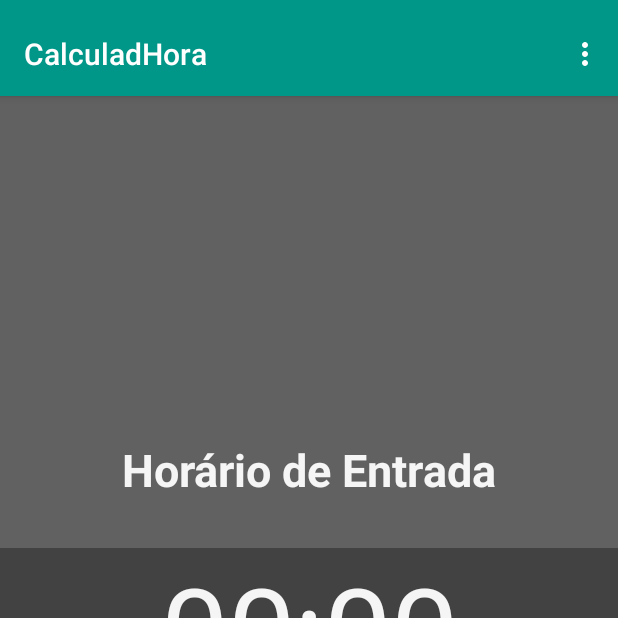
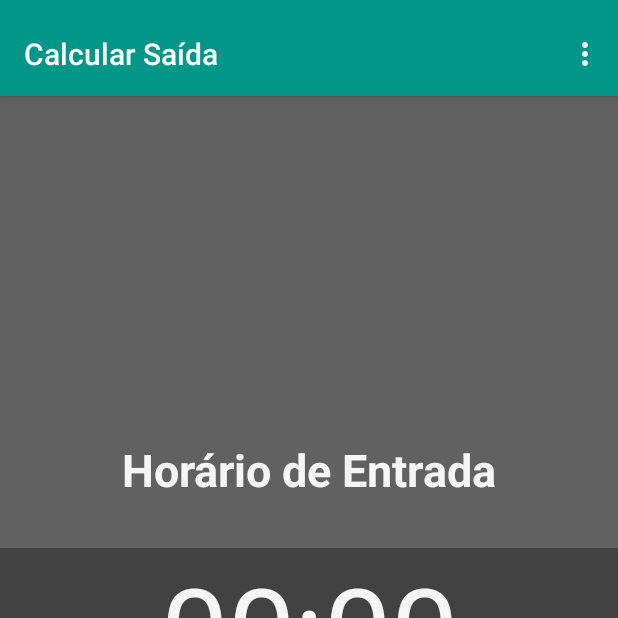
Before and after one commit to tiefz/calculadhora, an Android app: the TabActivity screen opened directly, with no data from a screen before it, on a phone screen of 412 x 824 dp, the top half of it. Run offline under Robolectric (Android 15) with nearby library versions, the phone set to English and light mode, and no system bars.

Commit message:
Ajustado titulo das telas de calculo. closes #10

```diff
--- a/app/src/main/java/br/com/insertkoin/calculadhora/TabActivity.java
+++ b/app/src/main/java/br/com/insertkoin/calculadhora/TabActivity.java
@@ -51,8 +51,15 @@ public class TabActivity extends AppCompatActivity {
 
         Bundle b = getIntent().getExtras();
 
-        if(b != null)
+        if(b != null) {
             valorRecebido = b.getInt("key");
+        }
+
+        if(valorRecebido > 1) {
+            getSupportActionBar().setTitle(R.string.calcular_hora_trabalhada);
+        } else {
+            getSupportActionBar().setTitle(R.string.btcalc);
+        }
 
 
     }
```
